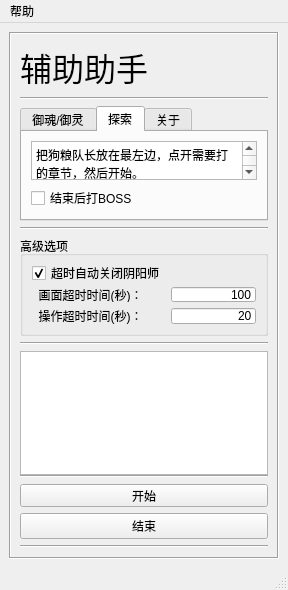
Before: the Qt Designer form onmyoji.ui in AcademicDog/onmyoji_bot, drawn with Qt 5.
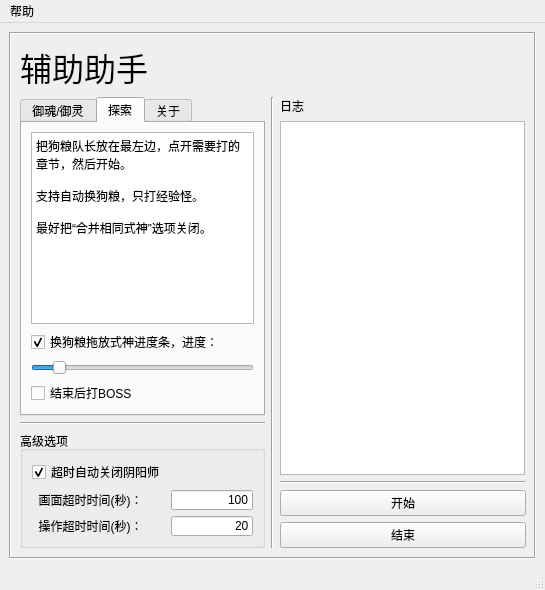
After: the same form once the commit is applied. The open tabs and pages were chosen to show the change.

```diff
--- a/onmyoji.ui
+++ b/onmyoji.ui
@@ -6,13 +6,13 @@
    <rect>
     <x>0</x>
     <y>0</y>
-    <width>288</width>
+    <width>545</width>
     <height>590</height>
    </rect>
   </property>
   <property name="minimumSize">
    <size>
-    <width>288</width>
+    <width>545</width>
     <height>590</height>
    </size>
   </property>
@@ -27,8 +27,14 @@
   </property>
   <widget class="QWidget" name="centralwidget">
    <layout class="QGridLayout" name="gridLayout_6">
-    <item row="0" column="0">
+    <item row="1" column="0">
      <widget class="QFrame" name="frame">
+      <property name="minimumSize">
+       <size>
+        <width>0</width>
+        <height>0</height>
+       </size>
+      </property>
       <property name="maximumSize">
        <size>
         <width>16777215</width>
@@ -42,41 +48,93 @@
        <enum>QFrame::Sunken</enum>
       </property>
       <layout class="QGridLayout" name="gridLayout_3">
-       <item row="1" column="0">
-        <widget class="Line" name="line_3">
-         <property name="orientation">
-          <enum>Qt::Horizontal</enum>
-         </property>
-        </widget>
+       <item row="1" column="2">
+        <layout class="QVBoxLayout" name="verticalLayout_2">
+         <item>
+          <widget class="QLabel" name="label_4">
+           <property name="text">
+            <string>日志</string>
+           </property>
+          </widget>
+         </item>
+         <item>
+          <widget class="QTextEdit" name="textEdit">
+           <property name="enabled">
+            <bool>true</bool>
+           </property>
+           <property name="minimumSize">
+            <size>
+             <width>216</width>
+             <height>124</height>
+            </size>
+           </property>
+           <property name="statusTip">
+            <string/>
+           </property>
+           <property name="readOnly">
+            <bool>true</bool>
+           </property>
+          </widget>
+         </item>
+         <item>
+          <widget class="Line" name="line_3">
+           <property name="orientation">
+            <enum>Qt::Horizontal</enum>
+           </property>
+          </widget>
+         </item>
+         <item>
+          <widget class="QPushButton" name="start_btn">
+           <property name="minimumSize">
+            <size>
+             <width>246</width>
+             <height>23</height>
+            </size>
+           </property>
+           <property name="layoutDirection">
+            <enum>Qt::RightToLeft</enum>
+           </property>
+           <property name="text">
+            <string>开始</string>
+           </property>
+          </widget>
+         </item>
+         <item>
+          <widget class="QPushButton" name="pushButton">
+           <property name="minimumSize">
+            <size>
+             <width>246</width>
+             <height>0</height>
+            </size>
+           </property>
+           <property name="text">
+            <string>结束</string>
+           </property>
+          </widget>
+         </item>
+        </layout>
        </item>
        <item row="0" column="0">
+        <widget class="QLabel" name="label">
+         <property name="font">
+          <font>
+           <family>Times New Roman</family>
+           <pointsize>24</pointsize>
+          </font>
+         </property>
+         <property name="text">
+          <string>辅助助手</string>
+         </property>
+        </widget>
+       </item>
+       <item row="1" column="0">
         <layout class="QVBoxLayout" name="verticalLayout">
-         <item>
-          <widget class="QLabel" name="label">
-           <property name="font">
-            <font>
-             <family>Times New Roman</family>
-             <pointsize>24</pointsize>
-            </font>
-           </property>
-           <property name="text">
-            <string>辅助助手</string>
-           </property>
-          </widget>
-         </item>
-         <item>
-          <widget class="Line" name="line_2">
-           <property name="orientation">
-            <enum>Qt::Horizontal</enum>
-           </property>
-          </widget>
-         </item>
          <item>
           <widget class="QTabWidget" name="tabWidget">
            <property name="minimumSize">
             <size>
-             <width>246</width>
-             <height>115</height>
+             <width>0</width>
+             <height>0</height>
             </size>
            </property>
            <property name="maximumSize">
@@ -136,30 +194,53 @@
              <string>探索</string>
             </attribute>
             <layout class="QGridLayout" name="gridLayout_5">
-             <item row="0" column="0">
-              <widget class="QPlainTextEdit" name="plainTextEdit_2">
-               <property name="maximumSize">
-                <size>
-                 <width>16777215</width>
-                 <height>16777215</height>
-                </size>
-               </property>
-               <property name="readOnly">
-                <bool>true</bool>
-               </property>
-               <property name="plainText">
-                <string>把狗粮队长放在最左边，点开需要打的章节，然后开始。
-支持自动换狗粮，只打经验怪。</string>
-               </property>
-              </widget>
-             </item>
              <item row="1" column="0">
+              <widget class="QCheckBox" name="checkBox_3">
+               <property name="text">
+                <string>换狗粮拖放式神进度条，进度：</string>
+               </property>
+               <property name="checked">
+                <bool>true</bool>
+               </property>
+              </widget>
+             </item>
+             <item row="4" column="0">
               <widget class="QCheckBox" name="checkBox_2">
                <property name="text">
                 <string>结束后打BOSS</string>
                </property>
               </widget>
              </item>
+             <item row="0" column="0">
+              <widget class="QPlainTextEdit" name="plainTextEdit_2">
+               <property name="maximumSize">
+                <size>
+                 <width>16777215</width>
+                 <height>16777215</height>
+                </size>
+               </property>
+               <property name="readOnly">
+                <bool>true</bool>
+               </property>
+               <property name="plainText">
+                <string>把狗粮队长放在最左边，点开需要打的章节，然后开始。
+
+支持自动换狗粮，只打经验怪。
+
+最好把“合并相同式神”选项关闭。</string>
+               </property>
+              </widget>
+             </item>
+             <item row="2" column="0">
+              <widget class="QSlider" name="horizontalSlider">
+               <property name="sliderPosition">
+                <number>10</number>
+               </property>
+               <property name="orientation">
+                <enum>Qt::Horizontal</enum>
+               </property>
+              </widget>
+             </item>
             </layout>
            </widget>
            <widget class="QWidget" name="tab_3">
@@ -190,7 +271,7 @@
           </widget>
          </item>
          <item>
-          <widget class="Line" name="line_5">
+          <widget class="Line" name="line">
            <property name="orientation">
             <enum>Qt::Horizontal</enum>
            </property>
@@ -206,8 +287,8 @@
            </property>
            <property name="minimumSize">
             <size>
-             <width>246</width>
-             <height>100</height>
+             <width>0</width>
+             <height>0</height>
             </size>
            </property>
            <property name="layoutDirection">
@@ -242,6 +323,12 @@
                 <verstretch>0</verstretch>
                </sizepolicy>
               </property>
+              <property name="maximumSize">
+               <size>
+                <width>16777215</width>
+                <height>20</height>
+               </size>
+              </property>
               <property name="text">
                <string>100</string>
               </property>
@@ -259,6 +346,12 @@
             </item>
             <item row="3" column="1">
              <widget class="QLineEdit" name="lineEdit_2">
+              <property name="maximumSize">
+               <size>
+                <width>16777215</width>
+                <height>20</height>
+               </size>
+              </property>
               <property name="text">
                <string>20</string>
               </property>
@@ -270,61 +363,15 @@
            </layout>
           </widget>
          </item>
-         <item>
-          <widget class="Line" name="line_4">
-           <property name="orientation">
-            <enum>Qt::Horizontal</enum>
-           </property>
-          </widget>
-         </item>
-         <item>
-          <widget class="QTextEdit" name="textEdit">
-           <property name="minimumSize">
-            <size>
-             <width>246</width>
-             <height>124</height>
-            </size>
-           </property>
-          </widget>
-         </item>
-         <item>
-          <widget class="Line" name="line">
-           <property name="orientation">
-            <enum>Qt::Horizontal</enum>
-           </property>
-          </widget>
-         </item>
-         <item>
-          <widget class="QPushButton" name="start_btn">
-           <property name="minimumSize">
-            <size>
-             <width>246</width>
-             <height>23</height>
-            </size>
-           </property>
-           <property name="layoutDirection">
-            <enum>Qt::RightToLeft</enum>
-           </property>
-           <property name="text">
-            <string>开始</string>
-           </property>
-          </widget>
-         </item>
-         <item>
-          <widget class="QPushButton" name="pushButton">
-           <property name="minimumSize">
-            <size>
-             <width>246</width>
-             <height>0</height>
-            </size>
-           </property>
-           <property name="text">
-            <string>结束</string>
-           </property>
-          </widget>
-         </item>
         </layout>
        </item>
+       <item row="1" column="1">
+        <widget class="Line" name="line_2">
+         <property name="orientation">
+          <enum>Qt::Vertical</enum>
+         </property>
+        </widget>
+       </item>
       </layout>
      </widget>
     </item>
@@ -335,7 +382,7 @@
     <rect>
      <x>0</x>
      <y>0</y>
-     <width>288</width>
+     <width>545</width>
      <height>23</height>
     </rect>
    </property>
```
Left out of the diff: 17 changed lines with no effect on the pictures.
